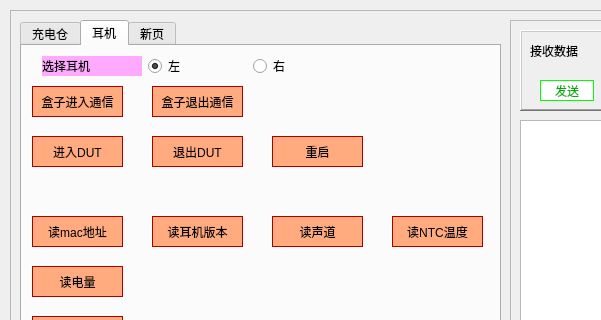
First picture: the form in mainwindow.ui, repository LinZephyr/mew_tw200_test, before the edit; both pictures show x 0 to 601 and y 0 to 320 of the 1379 by 744 pixel window.
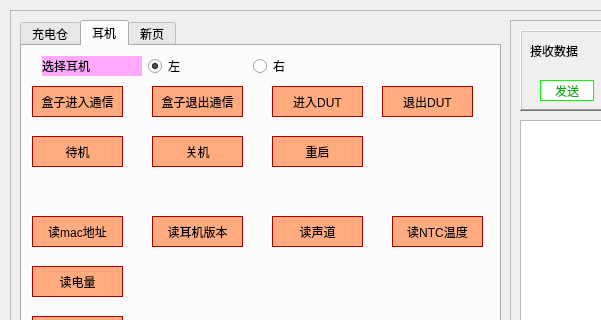
Second picture: the form after the edit. Icons and pictures are not drawn.

Commit message: <feat>  实现按键功能: 待机,关机,重启,进入DUT,退出DUT,读gsensor,

Patch:
```diff
--- a/mainwindow.ui
+++ b/mainwindow.ui
@@ -662,8 +662,8 @@
       <widget class="QPushButton" name="eb_enter_dut_btn">
        <property name="geometry">
         <rect>
-         <x>10</x>
-         <y>90</y>
+         <x>250</x>
+         <y>40</y>
          <width>91</width>
          <height>31</height>
         </rect>
@@ -683,8 +683,8 @@
       <widget class="QPushButton" name="eb_exit_dut_btn">
        <property name="geometry">
         <rect>
-         <x>130</x>
-         <y>90</y>
+         <x>360</x>
+         <y>40</y>
          <width>91</width>
          <height>31</height>
         </rect>
@@ -764,6 +764,48 @@
         <string>读电量</string>
        </property>
       </widget>
+      <widget class="QPushButton" name="eb_standby_btn">
+       <property name="geometry">
+        <rect>
+         <x>10</x>
+         <y>90</y>
+         <width>91</width>
+         <height>31</height>
+        </rect>
+       </property>
+       <property name="styleSheet">
+        <string notr="true">color: rgb(0, 0, 0);
+background-color: rgb(255, 170, 127);
+border-color: rgb(170, 0, 0);
+font: 10pt &quot;黑体&quot;;
+border-style: solid;
+border-width: 1px;</string>
+       </property>
+       <property name="text">
+        <string>待机</string>
+       </property>
+      </widget>
+      <widget class="QPushButton" name="eb_poweroff_btn">
+       <property name="geometry">
+        <rect>
+         <x>130</x>
+         <y>90</y>
+         <width>91</width>
+         <height>31</height>
+        </rect>
+       </property>
+       <property name="styleSheet">
+        <string notr="true">color: rgb(0, 0, 0);
+background-color: rgb(255, 170, 127);
+border-color: rgb(170, 0, 0);
+font: 10pt &quot;黑体&quot;;
+border-style: solid;
+border-width: 1px;</string>
+       </property>
+       <property name="text">
+        <string>关机</string>
+       </property>
+      </widget>
      </widget>
      <widget class="QWidget" name="tab">
       <attribute name="title">
```
The commit also changes 5 other files.
